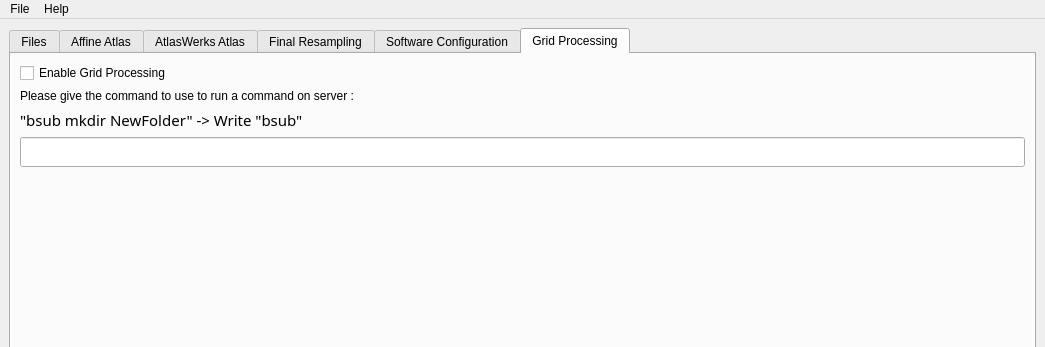
The window that GUIwindow.ui (adrienkaiser/DTIAtlasBuilder) describes before a commit, drawn with Qt 5; both pictures show x 0 to 1045 and y 0 to 347 of the 1045 by 577 pixel window.
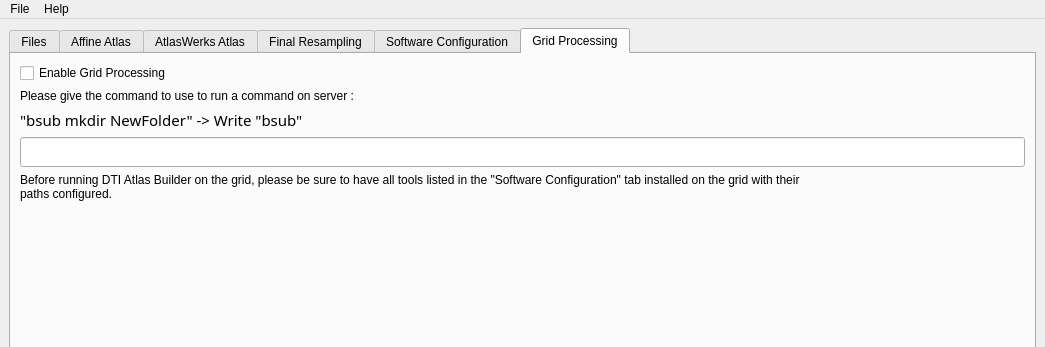
The same window after the commit. The open tabs and pages were chosen to show the change.

Commit message: BUG: fix the call of the script when using grid processing

Patch:
```diff
--- a/GUIwindow.ui
+++ b/GUIwindow.ui
@@ -1519,6 +1519,14 @@
           </property>
          </widget>
         </item>
+        <item>
+         <widget class="QLabel" name="label_24">
+          <property name="text">
+           <string>Before running DTI Atlas Builder on the grid, please be sure to have all tools listed in the &quot;Software Configuration&quot; tab installed on the grid with their
+paths configured.</string>
+          </property>
+         </widget>
+        </item>
         <item>
          <spacer name="verticalSpacer_4">
           <property name="orientation">
```
The commit also changes 3 other files.
